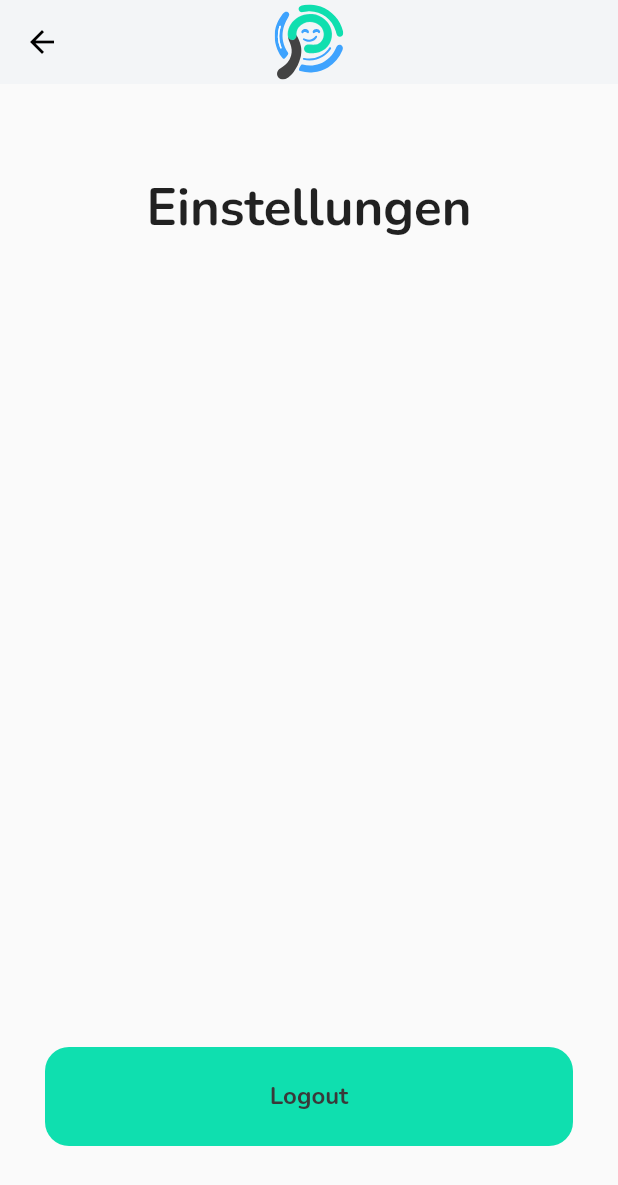
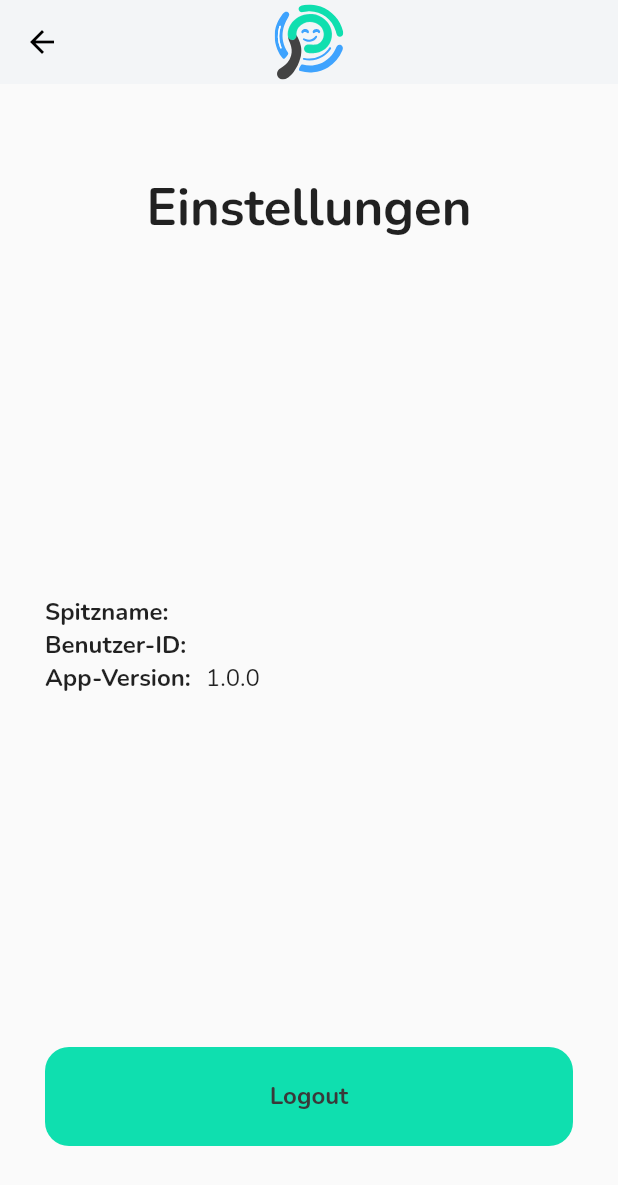
Before and after one commit to calvinrbnspiess/mobile-computing-payment-app, a Flutter app: the MainScreen screen opened directly, after a tap on the "settings" icon, on a phone screen of 412 x 824 dp. Shown: the top 1185 px of the screen. Run offline on Flutter 3.47's test engine with Material 2 defaults, Android fonts, the phone set to English and light mode, and no system bars; our stand-ins replace email_validator, flutter_svg, shared_preferences; missing offline and left inert: dart:ffi, flutter_braintree, mobile_scanner; accounts and stored records are empty; network calls fail.

Commit message:
add constants on settings screen

```diff
--- a/sourcecode/lib/pages/main_screen.dart
+++ b/sourcecode/lib/pages/main_screen.dart
@@ -51,7 +51,7 @@ class _MainScreenState extends State<MainScreen> {
     }
 
     setState(() {
-      nickname = prefs.getString('nickname');
+      nickname = prefs.getString('user_nickname');
       userId = prefUserId;
       qrcodeUrl = "$SERVER_URL/${userId!}/qr";
       transactions = transactionItems;
@@ -78,7 +78,10 @@ class _MainScreenState extends State<MainScreen> {
             child: Column(
               mainAxisAlignment: MainAxisAlignment.spaceBetween,
               children: [
-                const HeaderRow(),
+                HeaderRow(
+                  userId: userId ?? "",
+                  nickname: nickname ?? "",
+                ),
                 QrCode(url: qrcodeUrl),
                 TransactionHistory(transactions: transactions)
               ],
--- a/sourcecode/lib/pages/settings_screen.dart
+++ b/sourcecode/lib/pages/settings_screen.dart
@@ -5,8 +5,15 @@ import 'package:mobile_computing_payment_app/widgets/payero_button.dart';
 import 'package:mobile_computing_payment_app/widgets/payero_header.dart';
 import 'package:shared_preferences/shared_preferences.dart';
 
+const textStyleBold = TextStyle(fontSize: 16, fontWeight: FontWeight.bold);
+const textStyleNormal = TextStyle(fontSize: 16, fontWeight: FontWeight.normal);
+
 class SettingsScreen extends StatelessWidget {
-  const SettingsScreen({super.key});
+  final String userId;
+  final String nickname;
+
+  const SettingsScreen(
+      {super.key, required this.userId, required this.nickname});
 
   @override
   Widget build(BuildContext context) {
@@ -26,6 +33,29 @@ class SettingsScreen extends StatelessWidget {
                       style:
                           TextStyle(fontSize: 34, fontWeight: FontWeight.bold),
                     ),
+                    Column(children: [
+                      Row(children: [
+                        const Text("Spitzname:", style: textStyleBold),
+                        const SizedBox(width: 10),
+                        Text(nickname, style: textStyleNormal)
+                      ]),
+                      Row(
+                          crossAxisAlignment: CrossAxisAlignment.start,
+                          children: [
+                            const Text("Benutzer-ID:", style: textStyleBold),
+                            const SizedBox(width: 10),
+                            Flexible(
+                                child: Text(userId, style: textStyleNormal))
+                          ]),
+                      const Row(
+                          crossAxisAlignment: CrossAxisAlignment.start,
+                          children: [
+                            Text("App-Version:", style: textStyleBold),
+                            SizedBox(width: 10),
+                            Flexible(
+                                child: Text("1.0.0", style: textStyleNormal))
+                          ])
+                    ]),
                     PayeroButton(
                         text: "Logout",
                         onClick: () async {
--- a/sourcecode/lib/widgets/header_row.dart
+++ b/sourcecode/lib/widgets/header_row.dart
@@ -3,7 +3,10 @@ import 'package:flutter_svg/svg.dart';
 import 'package:mobile_computing_payment_app/pages/settings_screen.dart';
 
 class HeaderRow extends StatelessWidget {
-  const HeaderRow({super.key});
+  final String userId;
+  final String nickname;
+
+  const HeaderRow({super.key, required this.userId, required this.nickname});
 
   @override
   Widget build(BuildContext context) {
@@ -22,7 +25,10 @@ class HeaderRow extends StatelessWidget {
                 Navigator.push(
                     context,
                     MaterialPageRoute(
-                      builder: (_) => const SettingsScreen(),
+                      builder: (_) => SettingsScreen(
+                        userId: userId,
+                        nickname: nickname,
+                      ),
                     ));
               },
             ),
```
